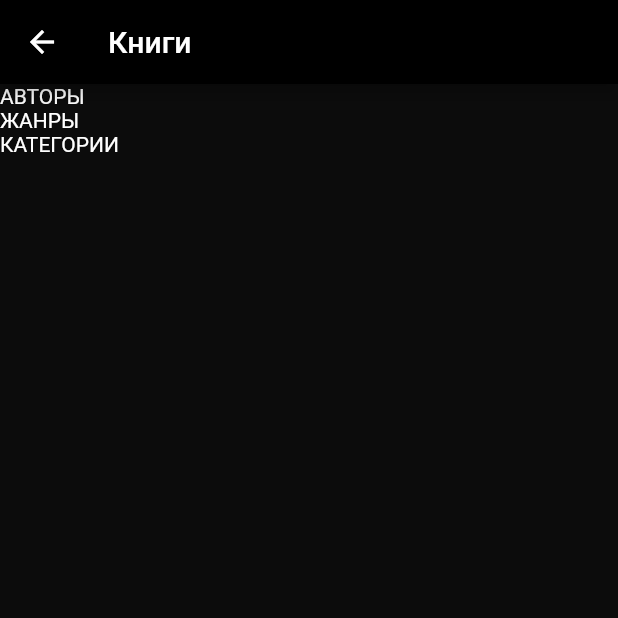
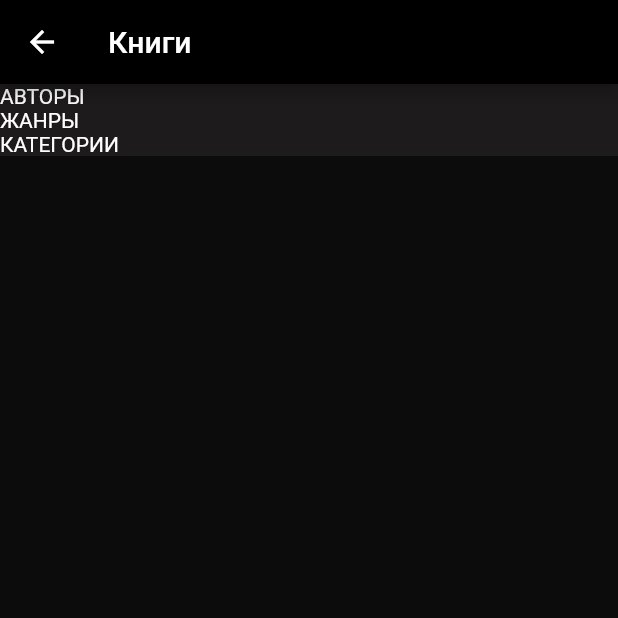
Before and after one commit to artyom-kalman/likbez, a Flutter app: the Books screen opened directly, on a phone screen of 412 x 824 dp, the top half of it. Run offline on Flutter 3.47's test engine with Material 2 defaults, Android fonts, the phone set to English and light mode, and no system bars.

Commit message:
update colors

```diff
--- a/lib/theme/colors.dart
+++ b/lib/theme/colors.dart
@@ -1,6 +1,6 @@
 import 'package:flutter/material.dart';
 
-const bgColor = Color.fromARGB(255, 12, 12, 12);
+const bgColor = Color.fromARGB(255, 29, 27, 27);
 const black   = Color.fromARGB(255, 0, 0, 0);
 const white   = Color.fromARGB(255, 255, 255, 255);
 const orange   = Color.fromARGB(255, 238, 82, 20);
```
